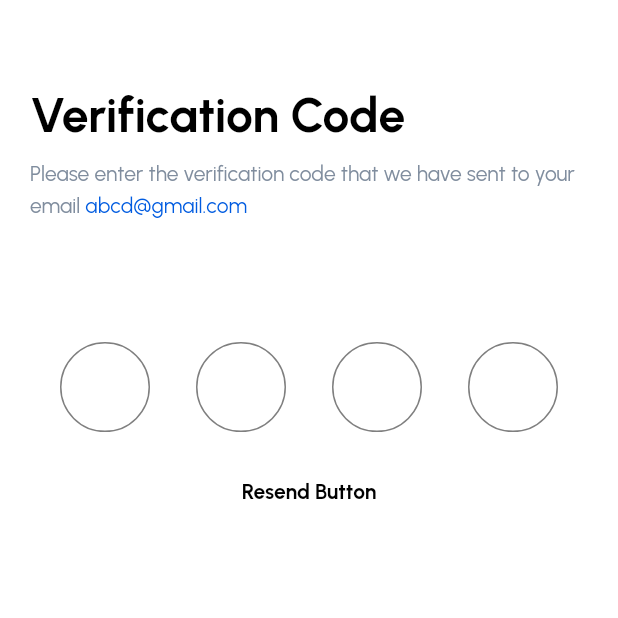
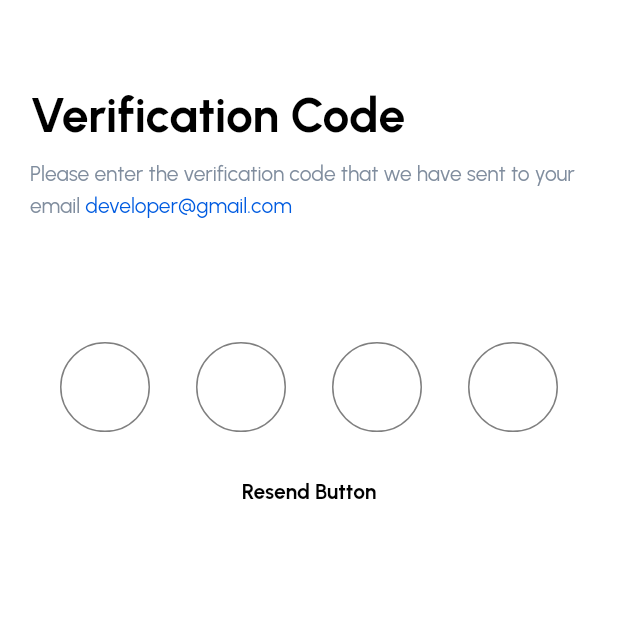
Before and after one commit to devasadinfo/pinput-example, a Flutter app: the screen it shows after launch, on a phone screen of 412 x 824 dp, the top half of it. Run offline on Flutter 3.47's test engine with Material 2 defaults, Android fonts, the phone set to English and light mode, and no system bars; drawn by our look-alikes of pinput; our stand-ins replace google_fonts.

Commit message:
gmail text edit

```diff
--- a/lib/pinput_screen.dart
+++ b/lib/pinput_screen.dart
@@ -54,7 +54,7 @@ class _VerificationCodeScreenState extends State<PinputScreen> {
                       ),
                     ),
                     TextSpan(
-                      text: 'abcd@gmail.com ',
+                      text: 'developer@gmail.com ',
                       style: GoogleFonts.urbanist(
                         fontSize: 14.0,
                         color: const Color(0xff005BE0),
@@ -168,4 +168,3 @@ class _VerificationCodeScreenState extends State<PinputScreen> {
     );
   }
 }
-// tyscript
```
